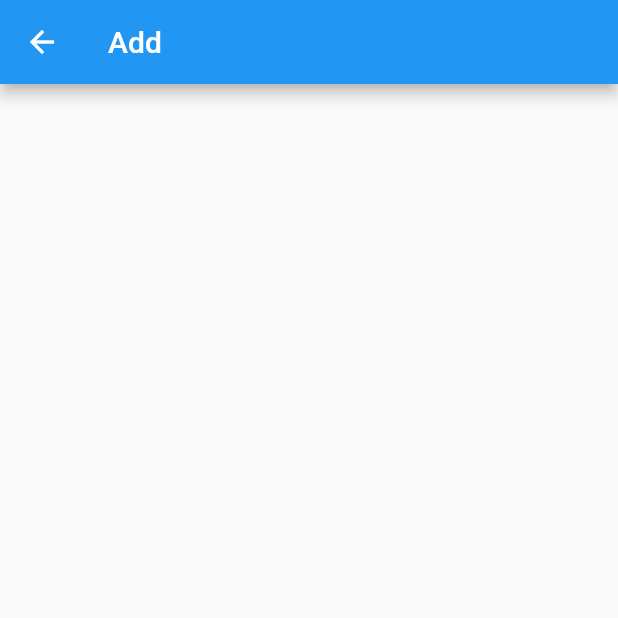
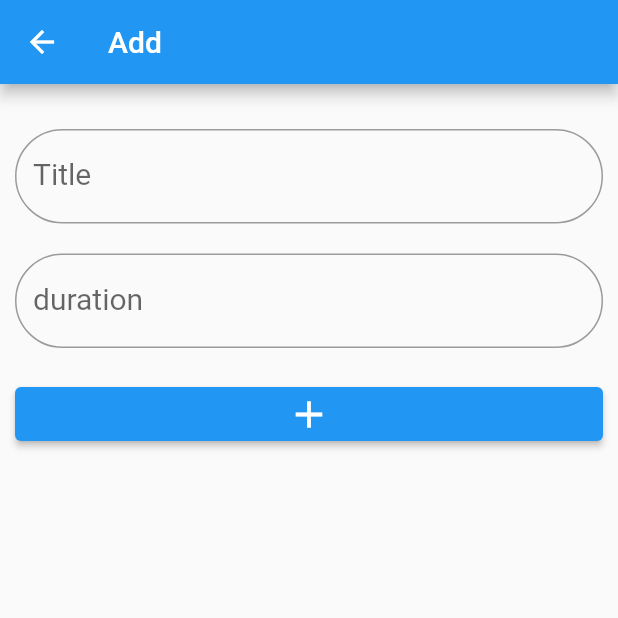
Before and after one commit to TmaneChouaib/flutter-exploration, a Flutter app: the AddFilm screen opened by its route, on a phone screen of 412 x 824 dp, the top half of it. Run offline on Flutter 3.47's test engine with Material 2 defaults, Android fonts, the phone set to English and light mode, and no system bars; our stand-ins replace sqflite; accounts and stored records are empty.

Commit message:
Completing the user interface and the backend functionality for the AddFilm page

```diff
--- a/lib/AddFilm.dart
+++ b/lib/AddFilm.dart
@@ -1,3 +1,5 @@
+import 'package:films/Home.dart';
+import 'package:films/SQLDB.dart';
 import 'package:flutter/material.dart';
 
 class AddFilm extends StatefulWidget {
@@ -8,6 +10,9 @@ class AddFilm extends StatefulWidget {
 }
 
 class _AddFilmState extends State<AddFilm> {
+  TextEditingController title = TextEditingController();
+  TextEditingController duration= TextEditingController();
+  SQLdb sqLdb=SQLdb();
   @override
   Widget build(BuildContext context) {
     return Scaffold(
@@ -16,7 +21,34 @@ class _AddFilmState extends State<AddFilm> {
         margin: EdgeInsets.all(10),
         child: Column(
           children: [
-
+            SizedBox(height: 20,),
+            TextField(
+              controller: title,
+              style: TextStyle(fontSize: 20,color: Colors.purple),
+              decoration: InputDecoration(
+                labelText:"Title",
+                border:OutlineInputBorder(borderRadius: BorderRadius.all(Radius.circular(40))),
+              ),
+             ),
+            SizedBox(height: 20,),
+            TextField(
+              controller: duration,
+              style: TextStyle(fontSize: 20,color: Colors.purple),
+              decoration: InputDecoration(
+                labelText:"duration",
+                border:OutlineInputBorder(borderRadius: BorderRadius.all(Radius.circular(40))),
+              ),
+            ),
+            SizedBox(height: 20,),
+              ElevatedButton(
+                  onPressed:() async{
+                    int rep = await sqLdb.insertData("INSERT INTO 'films' (title,duration) VALUES('${title.text}',${int.parse(duration.text)})");
+                  if (rep>0)
+                    Navigator.of(context).pushAndRemoveUntil(
+                        MaterialPageRoute(builder: (context)=>Home()),
+                            (route) => false);
+                    },
+                  child: Container(child: Icon(Icons.add,size:30,),width:double.infinity,))
           ],
         ),
       ),
```
